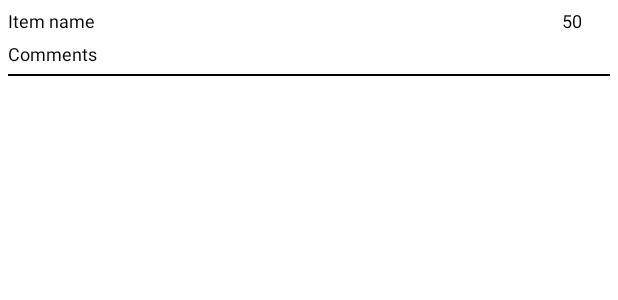
After one commit to Agonizedcupid/ScanNLoading_New, an Android app: the layout single_item.xml on its own in the app's theme, with its tools: preview values and no code run, on a phone screen of 412 x 824 dp. The commit adds this screen. Shown: the top 300 px of the screen. Run offline under Robolectric (Android 15) with nearby library versions, the phone set to English and light mode, and no system bars.

Commit message:
Added design

```diff
--- /dev/null
+++ b/app/src/main/res/layout/single_item.xml
@@ -0,0 +1,68 @@
+<?xml version="1.0" encoding="utf-8"?>
+<androidx.constraintlayout.widget.ConstraintLayout xmlns:android="http://schemas.android.com/apk/res/android"
+    android:layout_width="match_parent"
+    android:layout_height="wrap_content"
+    android:padding="5dp"
+    xmlns:app="http://schemas.android.com/apk/res-auto">
+
+    <TextView
+        android:id="@+id/itemName"
+        android:layout_width="0dp"
+        android:layout_height="wrap_content"
+        android:text="Item name"
+        android:textSize="12sp"
+        android:textColor="@android:color/black"
+        app:layout_constraintTop_toTopOf="parent"
+        app:layout_constraintLeft_toLeftOf="parent"
+        app:layout_constraintRight_toLeftOf="@id/itemQuantity"
+        android:layout_marginEnd="25dp"
+        app:layout_constraintTop_creator="1"
+        app:layout_constraintLeft_creator="1"
+        app:layout_constraintRight_creator="1"
+        />
+
+    <TextView
+        android:id="@+id/itemQuantity"
+        android:layout_width="50dp"
+        android:layout_height="wrap_content"
+        android:text="50"
+        android:gravity="center"
+        android:textSize="12sp"
+        android:textColor="@android:color/black"
+        app:layout_constraintTop_toTopOf="parent"
+        app:layout_constraintRight_toRightOf="parent"
+        app:layout_constraintLeft_toRightOf="@id/itemName"
+        />
+
+    <TextView
+        android:id="@+id/comments"
+        android:layout_width="match_parent"
+        android:layout_height="wrap_content"
+        android:text="Comments"
+        android:textSize="12sp"
+        android:textColor="@android:color/black"
+        app:layout_constraintTop_toBottomOf="@id/itemName"
+        android:layout_marginTop="5dp"
+        app:layout_constraintLeft_toLeftOf="parent"
+        app:layout_constraintRight_toLeftOf="@id/itemQuantity"
+        app:layout_constraintTop_creator="1"
+        app:layout_constraintLeft_creator="1"
+        app:layout_constraintRight_creator="1"
+        />
+
+    <View
+        android:layout_width="match_parent"
+        android:layout_height="1dp"
+        app:layout_constraintTop_toBottomOf="@id/comments"
+        android:layout_marginTop="5dp"
+        app:layout_constraintLeft_toLeftOf="parent"
+        app:layout_constraintRight_toRightOf="parent"
+        app:layout_constraintBottom_toBottomOf="parent"
+        app:layout_constraintTop_creator="1"
+        app:layout_constraintLeft_creator="1"
+        android:background="@android:color/black"
+        app:layout_constraintRight_creator="1"
+        app:layout_constraintBottom_creator="1"
+        />
+
+</androidx.constraintlayout.widget.ConstraintLayout>
```
Also changed, not shown: app/src/main/java/com/aariyan/scannloading/Activity/HistoryRectifying.java (+25 -0 lines), app/src/main/res/layout/activity_hostory_rectifying.xml (+32 -0 lines).
